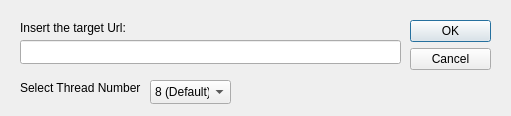
Above: urldialog.ui from Yovsky/Quantum before the change. Below: the same form after it.
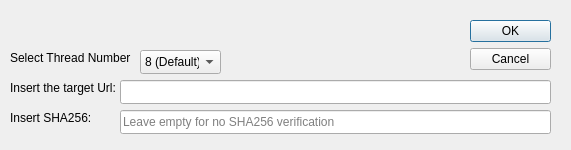
That is the form after the change.

Commit message: feat: add SHA256 verification

The edit to the form file:
```diff
--- a/urldialog.ui
+++ b/urldialog.ui
@@ -6,8 +6,8 @@
    <rect>
     <x>0</x>
     <y>0</y>
-    <width>511</width>
-    <height>116</height>
+    <width>571</width>
+    <height>150</height>
    </rect>
   </property>
   <property name="windowTitle">
@@ -16,7 +16,7 @@
   <widget class="QDialogButtonBox" name="buttonBox">
    <property name="geometry">
     <rect>
-     <x>410</x>
+     <x>470</x>
      <y>20</y>
      <width>81</width>
      <height>61</height>
@@ -32,8 +32,8 @@
   <widget class="QLabel" name="label">
    <property name="geometry">
     <rect>
-     <x>20</x>
-     <y>20</y>
+     <x>10</x>
+     <y>80</y>
      <width>111</width>
      <height>16</height>
     </rect>
@@ -45,9 +45,9 @@
   <widget class="QLineEdit" name="Url">
    <property name="geometry">
     <rect>
-     <x>20</x>
-     <y>40</y>
-     <width>381</width>
+     <x>120</x>
+     <y>80</y>
+     <width>431</width>
      <height>24</height>
     </rect>
    </property>
@@ -55,8 +55,8 @@
   <widget class="QLabel" name="label_2">
    <property name="geometry">
     <rect>
-     <x>20</x>
-     <y>80</y>
+     <x>10</x>
+     <y>50</y>
      <width>121</width>
      <height>16</height>
     </rect>
@@ -68,8 +68,8 @@
   <widget class="QComboBox" name="threadNumber">
    <property name="geometry">
     <rect>
-     <x>150</x>
-     <y>80</y>
+     <x>140</x>
+     <y>50</y>
      <width>81</width>
      <height>24</height>
     </rect>
@@ -103,6 +103,32 @@
     </property>
    </item>
   </widget>
+  <widget class="QLabel" name="label_3">
+   <property name="geometry">
+    <rect>
+     <x>10</x>
+     <y>110</y>
+     <width>101</width>
+     <height>16</height>
+    </rect>
+   </property>
+   <property name="text">
+    <string>Insert SHA256:</string>
+   </property>
+  </widget>
+  <widget class="QLineEdit" name="SHA256">
+   <property name="geometry">
+    <rect>
+     <x>120</x>
+     <y>110</y>
+     <width>431</width>
+     <height>24</height>
+    </rect>
+   </property>
+   <property name="placeholderText">
+    <string>Leave empty for no SHA256 verification</string>
+   </property>
+  </widget>
  </widget>
  <resources/>
  <connections>
```
The commit also changes 5 other files.
